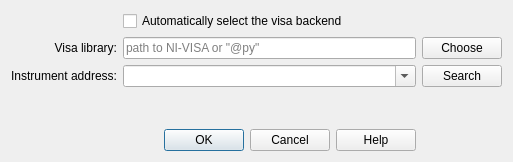
Above: keithleygui/connection_dialog.ui from OE-FET/keithleygui before the change. Below: the same form after it.
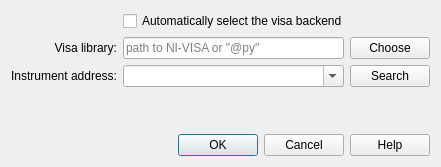
That is the form after the change.

```diff
--- a/keithleygui/connection_dialog.ui
+++ b/keithleygui/connection_dialog.ui
@@ -6,8 +6,8 @@
    <rect>
     <x>0</x>
     <y>0</y>
-    <width>513</width>
-    <height>162</height>
+    <width>441</width>
+    <height>167</height>
    </rect>
   </property>
   <property name="windowTitle">
@@ -94,7 +94,7 @@
      </property>
     </spacer>
    </item>
-   <item row="5" column="0" colspan="2">
+   <item row="5" column="0" colspan="3">
     <widget class="QDialogButtonBox" name="buttonBox">
      <property name="orientation">
       <enum>Qt::Horizontal</enum>
```
Left out of the diff: 2 changed lines with no effect on the pictures.
